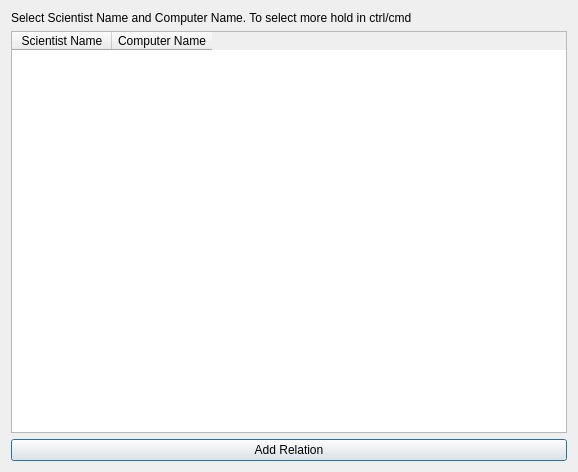
The window that gui/add/addrel.ui (HelgiThomas/Verklegt31) describes before a commit, drawn with Qt 5.
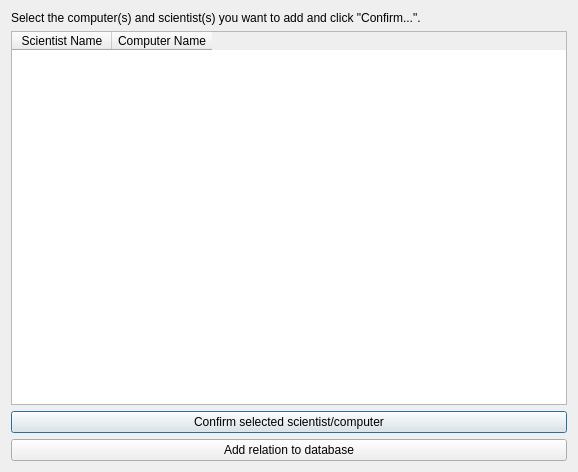
The same window after the commit.

Patch:
```diff
--- a/gui/add/addrel.ui
+++ b/gui/add/addrel.ui
@@ -17,7 +17,7 @@
    <item>
     <widget class="QLabel" name="label">
      <property name="text">
-      <string>Select Scientist Name and Computer Name. To select more hold in ctrl/cmd</string>
+      <string>Select the computer(s) and scientist(s) you want to add and click &quot;Confirm...&quot;.</string>
      </property>
     </widget>
    </item>
@@ -38,7 +38,14 @@
    <item>
     <widget class="QPushButton" name="pushButton">
      <property name="text">
-      <string>Add Relation</string>
+      <string>Confirm selected scientist/computer</string>
+     </property>
+    </widget>
+   </item>
+   <item>
+    <widget class="QPushButton" name="button_addRel">
+     <property name="text">
+      <string>Add relation to database</string>
      </property>
     </widget>
    </item>
```
Left out of the diff: 5 changed lines with no effect on the pictures.
